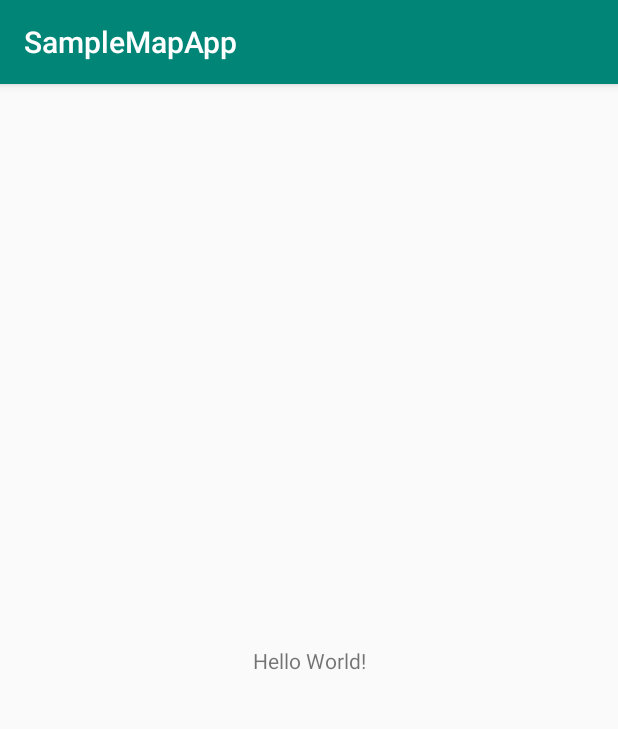
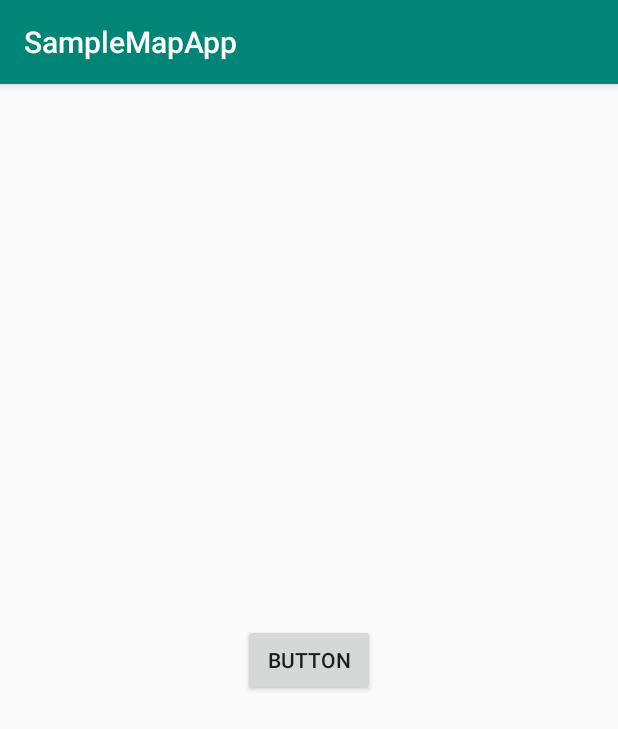
Before and after one commit to kuri-megane/sample-map-app, an Android app: the screen it shows after launch (MainActivity), on a phone screen of 412 x 824 dp. Shown: the top 729 px of the screen. Run offline under Robolectric (Android 15) with nearby library versions, the phone set to English and light mode, and no system bars.

Commit message:
[ADD] MainActivityとMapsActivityを追加

```diff
--- a/app/build.gradle
+++ b/app/build.gradle
@@ -23,8 +23,9 @@
 }
 
 dependencies {
+    implementation 'com.google.android.gms:play-services-maps:16.1.0'
     implementation fileTree(dir: 'libs', include: ['*.jar'])
-    implementation"org.jetbrains.kotlin:kotlin-stdlib-jdk7:$kotlin_version"
+    implementation "org.jetbrains.kotlin:kotlin-stdlib-jdk7:$kotlin_version"
     implementation 'com.android.support:appcompat-v7:28.0.0'
     implementation 'com.android.support.constraint:constraint-layout:1.1.3'
     testImplementation 'junit:junit:4.12'
--- a/app/src/main/java/io/github/kuri_megane/sample_map_app/MainActivity.kt
+++ b/app/src/main/java/io/github/kuri_megane/sample_map_app/MainActivity.kt
@@ -1,12 +1,18 @@
 package io.github.kuri_megane.sample_map_app
 
+import android.content.Intent
+import android.os.Bundle
 import android.support.v7.app.AppCompatActivity
-import android.os.Bundle
+import android.widget.Button
 
 class MainActivity : AppCompatActivity() {
 
     override fun onCreate(savedInstanceState: Bundle?) {
         super.onCreate(savedInstanceState)
         setContentView(R.layout.activity_main)
+        val button = findViewById<Button>(R.id.button)
+        button.setOnClickListener {
+            startActivity(Intent(this, MapsActivity::class.java))
+        }
     }
 }
--- a/app/src/main/res/layout/activity_main.xml
+++ b/app/src/main/res/layout/activity_main.xml
@@ -1,19 +1,23 @@
 <?xml version="1.0" encoding="utf-8"?>
-<android.support.constraint.ConstraintLayout
-        xmlns:android="http://schemas.android.com/apk/res/android"
+<android.support.constraint.ConstraintLayout xmlns:android="http://schemas.android.com/apk/res/android"
+    xmlns:app="http://schemas.android.com/apk/res-auto"
     xmlns:tools="http://schemas.android.com/tools"
-        xmlns:app="http://schemas.android.com/apk/res-auto"
     android:layout_width="match_parent"
     android:layout_height="match_parent"
     tools:context=".MainActivity">
 
-    <TextView
+
+    <Button
+        android:id="@+id/button"
         android:layout_width="wrap_content"
         android:layout_height="wrap_content"
-            android:text="Hello World!"
+        android:layout_marginStart="8dp"
+        android:layout_marginTop="8dp"
+        android:layout_marginEnd="8dp"
+        android:layout_marginBottom="8dp"
+        android:text="Button"
         app:layout_constraintBottom_toBottomOf="parent"
-            app:layout_constraintLeft_toLeftOf="parent"
-            app:layout_constraintRight_toRightOf="parent"
-            app:layout_constraintTop_toTopOf="parent"/>
-
+        app:layout_constraintEnd_toEndOf="parent"
+        app:layout_constraintStart_toStartOf="parent"
+        app:layout_constraintTop_toTopOf="parent" />
 </android.support.constraint.ConstraintLayout>
--- a/app/src/main/res/values/strings.xml
+++ b/app/src/main/res/values/strings.xml
@@ -1,3 +1,4 @@
 <resources>
     <string name="app_name">SampleMapApp</string>
+    <string name="title_activity_maps">Map</string>
 </resources>
```
Also changed, not shown: app/src/debug/res/values/google_maps_api.xml (added, +24 -0 lines), app/src/main/AndroidManifest.xml (+25 -2 lines), app/src/main/java/io/github/kuri_megane/sample_map_app/MapsActivity.kt (added, +51 -0 lines), app/src/main/res/layout/activity_maps.xml (added, +40 -0 lines), app/src/main/res/menu/options_menu.xml (added, +10 -0 lines), 1 other file. Lines whose indentation alone changed are shown as unchanged.
